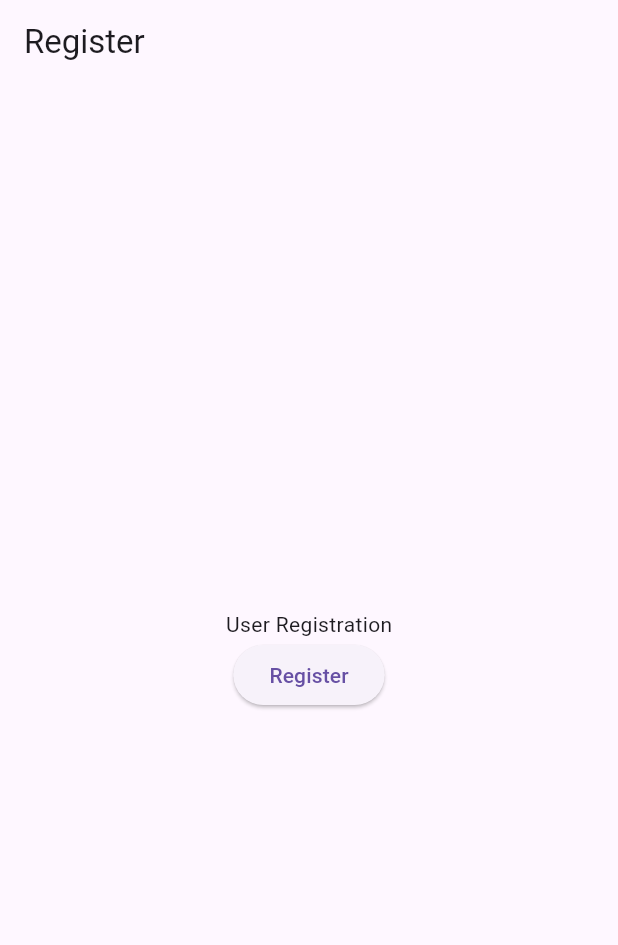
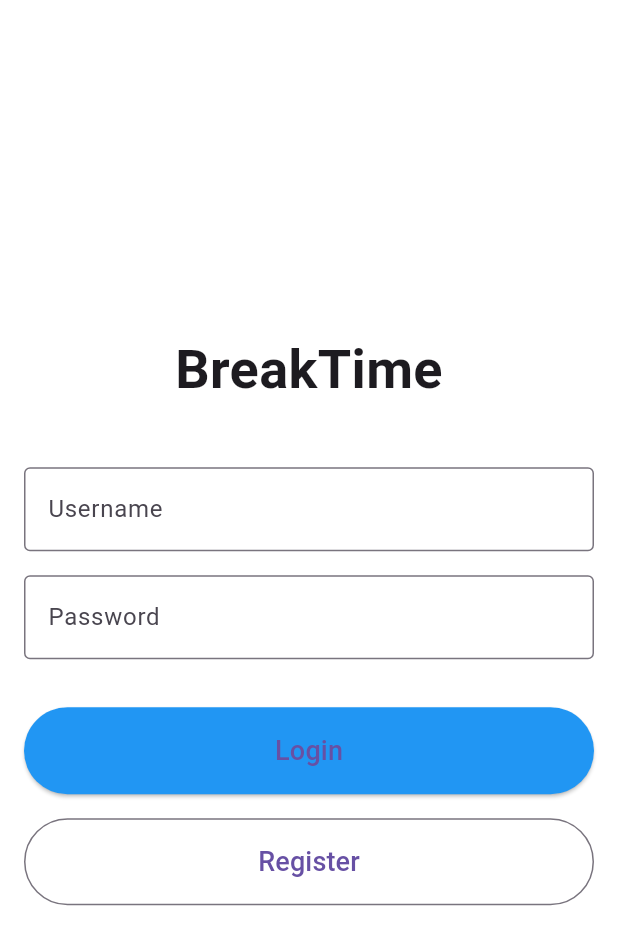
Before and after one commit to chesterrosario-koi/breaktime, a Flutter app: the screen it shows after launch, on a phone screen of 412 x 824 dp. Shown: the top 945 px of the screen. Run offline on Flutter 3.47's test engine with Material 3 defaults, Android fonts, the phone set to English and light mode, and no system bars.

Commit message:
Add login screen

```diff
--- a/lib/main.dart
+++ b/lib/main.dart
@@ -1,6 +1,5 @@
 import 'package:flutter/material.dart';
-import 'screens/registration_screen.dart';
-import 'screens/home_screen.dart';
+import 'screens/login_screen.dart';
 
 void main() {
   runApp(const BreakTimeApp());
@@ -15,12 +14,9 @@ class BreakTimeApp extends StatelessWidget {
       title: 'BreakTime',
       theme: ThemeData(
         primarySwatch: Colors.blue,
+        scaffoldBackgroundColor: Colors.white, // Set background color to white
       ),
-      initialRoute: '/',
-      routes: {
-        '/': (context) => const RegistrationScreen(),
-        '/home': (context) => const HomeScreen(),
-      },
+      home: const LoginScreen(),
     );
   }
 }
--- /dev/null
+++ b/lib/screens/login_screen.dart
@@ -0,0 +1,65 @@
+import 'package:flutter/material.dart';
+
+class LoginScreen extends StatelessWidget {
+  const LoginScreen({super.key});
+
+  @override
+  Widget build(BuildContext context) {
+    return Scaffold(
+      // The Scaffold widget will inherit the white background from the MaterialApp theme
+      body: Padding(
+        padding: const EdgeInsets.all(16.0),
+        child: Column(
+          mainAxisAlignment: MainAxisAlignment.center,
+          crossAxisAlignment: CrossAxisAlignment.stretch,
+          children: <Widget>[
+            const Text(
+              'BreakTime',
+              textAlign: TextAlign.center,
+              style: TextStyle(
+                fontSize: 36,
+                fontWeight: FontWeight.bold,
+              ),
+            ),
+            const SizedBox(height: 40),
+            const TextField(
+              decoration: InputDecoration(
+                border: OutlineInputBorder(),
+                labelText: 'Username',
+              ),
+            ),
+            const SizedBox(height: 16),
+            const TextField(
+              obscureText: true,
+              decoration: InputDecoration(
+                border: OutlineInputBorder(),
+                labelText: 'Password',
+              ),
+            ),
+            const SizedBox(height: 32),
+            ElevatedButton(
+              onPressed: () {
+                // Handle login
+              },
+              style: ElevatedButton.styleFrom(
+                padding: const EdgeInsets.symmetric(vertical: 16),
+                backgroundColor: Colors.blue, // Button color
+              ),
+              child: const Text('Login', style: TextStyle(fontSize: 18)),
+            ),
+            const SizedBox(height: 16),
+            OutlinedButton(
+              onPressed: () {
+                // Handle registration
+              },
+              style: OutlinedButton.styleFrom(
+                padding: const EdgeInsets.symmetric(vertical: 16),
+              ),
+              child: const Text('Register', style: TextStyle(fontSize: 18)),
+            ),
+          ],
+        ),
+      ),
+    );
+  }
+}
```
